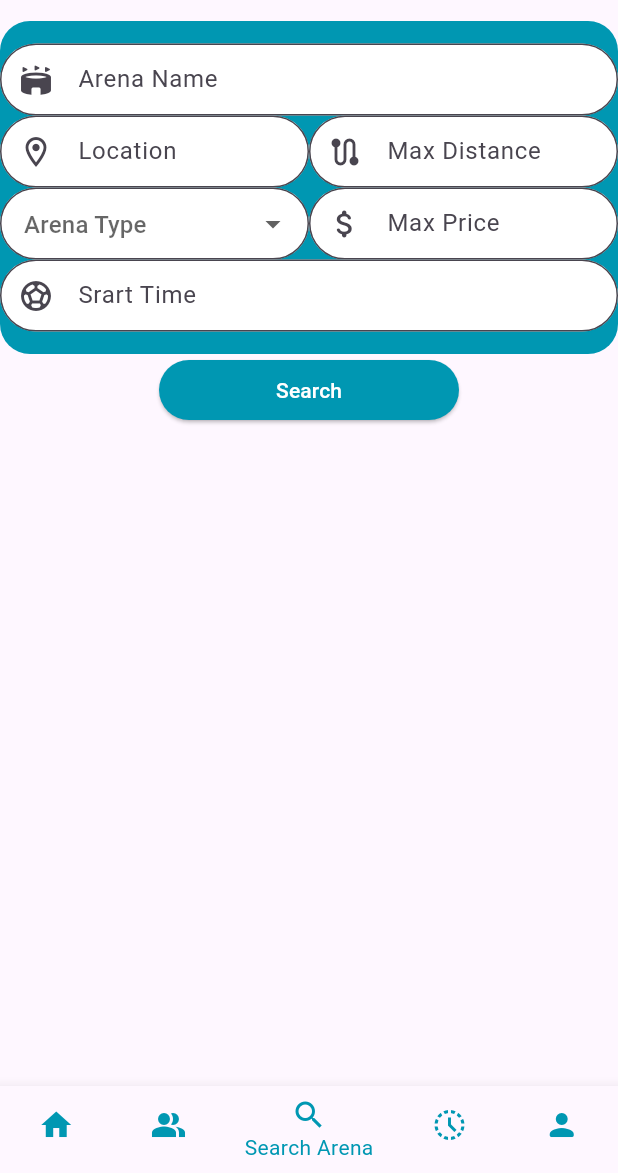
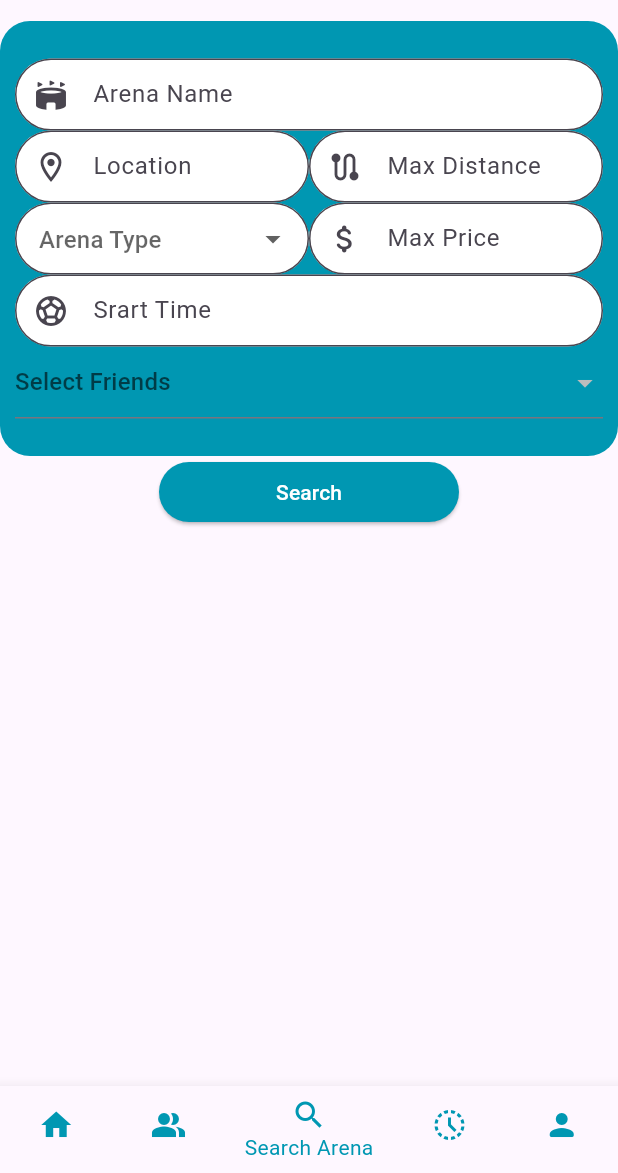
Before and after one commit to Ahmad-Waseem/ArenaGo, a Flutter app: the SearchPage screen opened directly, on a phone screen of 412 x 824 dp, the part 63-1236 px from its top. Run offline on Flutter 3.47's test engine with Material 3 defaults, Android fonts, the light colour scheme and no system bars; our stand-ins replace carousel_slider, cloud_firestore, firebase_auth, firebase_core, firebase_database, firebase_storage and 3 more; accounts and stored records are empty.

Commit message:
Search page

```diff
--- a/lib/main.dart
+++ b/lib/main.dart
@@ -23,9 +23,6 @@ void main() async {
   runApp(MyApp());
 }
 
-
-
-
 class MyApp extends StatefulWidget {
   const MyApp({super.key});
 
@@ -34,11 +31,10 @@ class MyApp extends StatefulWidget {
 }
 
 class _MyAppState extends State<MyApp> {
-
   User? user;
 
   @override
-  void initState(){
+  void initState() {
     super.initState();
     user = FirebaseAuth.instance.currentUser;
   }
@@ -50,7 +46,8 @@ class _MyAppState extends State<MyApp> {
       theme: ThemeData(
         primaryColor: loginOutlinecolor,
       ),
-      home: user != null ? const OwnerHomePage() : const LoginView(),
+      home: user != null ? const HomePage() : const LoginView(),
+
       //home: AddArenaView()
       //routes: {
       //'/registration/': (context) => const RegistrationView(),
--- a/lib/views/search.dart
+++ b/lib/views/search.dart
@@ -5,6 +5,34 @@ import 'package:flutter/material.dart';
 import 'package:arenago/views/theme.dart';
 import 'package:arenago/views/TriggerMenu_ProfileButton.dart';
 import 'package:flutter/widgets.dart';
+
+import 'package:cloud_firestore/cloud_firestore.dart';
+
+class Friend {
+  final String uid;
+  final String displayName;
+  //final String email; // Or any other relevant friend information
+
+  Friend(
+      {required this.uid,
+      required this.displayName /*, required this.email */});
+}
+
+final friendsCollection = FirebaseFirestore.instance.collection('friends');
+
+Stream<List<Friend>> getFriends() {
+  return friendsCollection.snapshots().map((snapshot) {
+    return snapshot.docs.map((doc) {
+      // Assuming your friend data structure in Firestore
+      final data = doc.data();
+      return Friend(
+        uid: doc.id,
+        displayName: data['displayName'],
+        //email: data['email'], // Or access other friend properties
+      );
+    }).toList();
+  });
+}
 
 class SearchPage extends StatefulWidget {
   const SearchPage({super.key});
@@ -14,6 +42,8 @@ class SearchPage extends StatefulWidget {
 }
 
 class _SearchPageState extends State<SearchPage> {
+  List<String> selectedFriendUids = [];
+
   int _selectedIndex = 2;
 
   void _onItemTapped(int index) {
@@ -49,7 +79,7 @@ class _SearchPageState extends State<SearchPage> {
       body: Column(
         children: [
           Container(
-            padding: const EdgeInsets.fromLTRB(0, 15, 0, 15),
+            padding: const EdgeInsets.fromLTRB(10, 25, 10, 25),
 
             //width: double.infinity,
             decoration: BoxDecoration(
@@ -57,6 +87,7 @@ class _SearchPageState extends State<SearchPage> {
               borderRadius: BorderRadius.circular(20),
             ),
             child: Column(children: <Widget>[
+              // optional flex property if flex is 1 because the default flex is 1
               TextFormField(
                 decoration: InputDecoration(
                   labelText: 'Arena Name',
@@ -191,6 +222,62 @@ class _SearchPageState extends State<SearchPage> {
                       .white, // Set the color inside the text box to white
                 ),
               ),
+              const SizedBox(width: 15.0),
+
+              StreamBuilder<List<Friend>>(
+                stream: getFriends(),
+                builder: (context, snapshot) {
+                  if (snapshot.hasError) {
+                    return Text('Error: ${snapshot.error}');
+                  }
+
+                  if (!snapshot.hasData) {
+                    return const Center(child: CircularProgressIndicator());
+                  }
+
+                  final friends = snapshot.data!;
+
+                  return DropdownButtonFormField<List<String>>(
+                    // Use List<String> for multiple selections
+                    value:
+                        selectedFriendUids, // List to store selected friend UIDs
+                    isExpanded: true,
+                    hint: const Text('Select Friends'),
+                    items: friends
+                        .map((friend) => DropdownMenuItem(
+                              value: [
+                                friend.uid
+                              ], // Return a list with the friend's UID for selection
+                              child: Text(friend.displayName),
+                            ))
+                        .toList(),
+                    onChanged: (List<String>? newValues) {
+                      setState(() {
+                        selectedFriendUids =
+                            newValues ?? []; // Handle null selection
+                      });
+                    },
+                  );
+                },
+              ),
+
+              /*SizedBox(
+                width: 200,
+                child: ElevatedButton(
+                  onPressed: () {
+                    /*Navigator.push(
+                    context,
+                    MaterialPageRoute(
+                        builder: (context) => .......));*/
+                  },
+                  style: ElevatedButton.styleFrom(
+                      backgroundColor: Colors.white,
+                      side: BorderSide.none,
+                      shape: const StadiumBorder()),
+                  child: const Text("Search",
+                      style: TextStyle(color: loginOutlinecolor)),
+                ),
+              ),*/
             ]),
           ),
           SizedBox(
```
